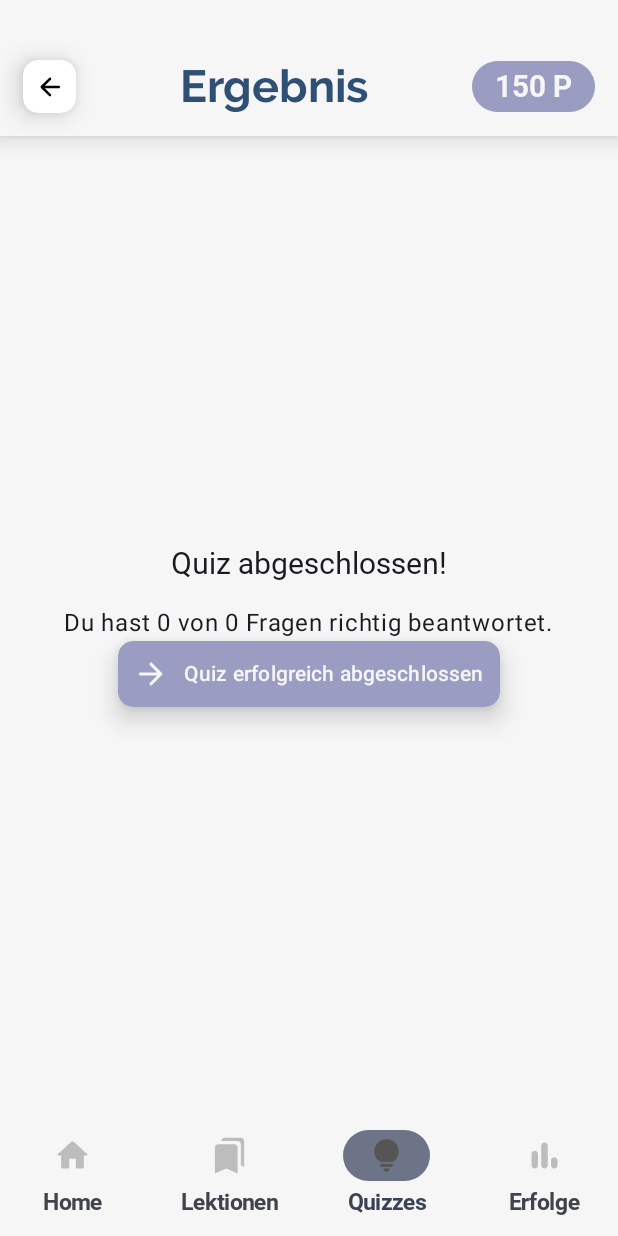
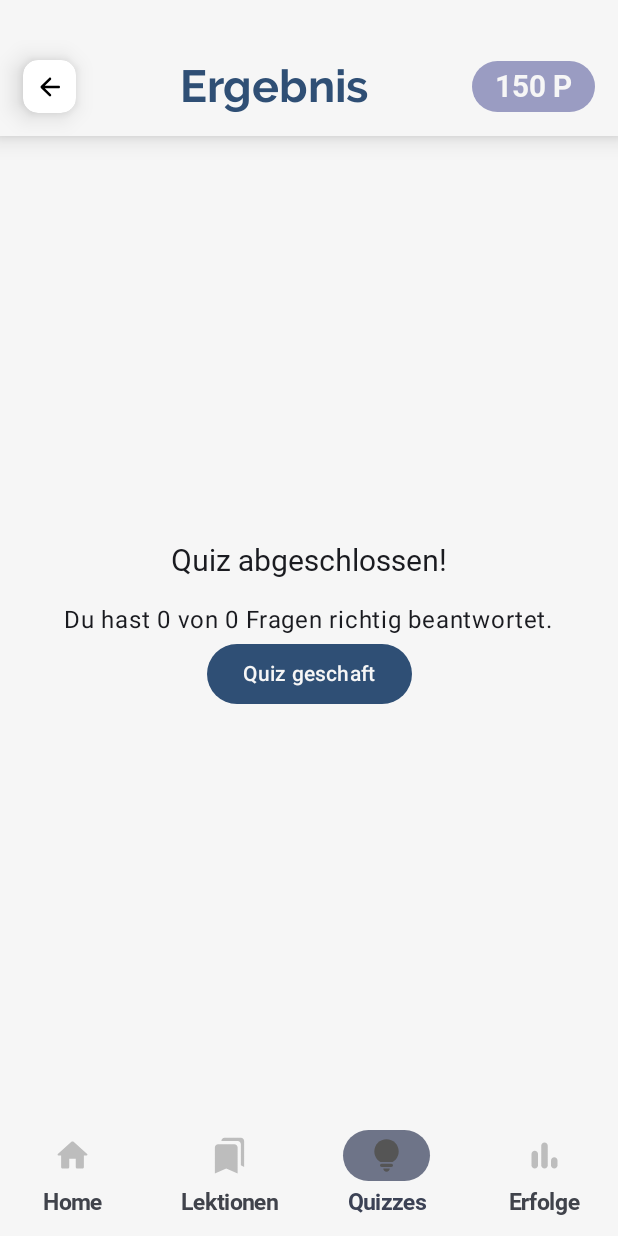
Before and after one commit to findingDodi/moduLearn, an Android app built with Jetpack Compose: the composable QuizResultView called with empty values, on a phone screen of 412 x 824 dp. Run offline under Robolectric (Android 15) with nearby library versions, the light colour scheme and no system bars.

Commit message:
Punkte werden jetzt nach dem Quiz vergeben

```diff
--- a/app/src/main/java/de/hsd/modulearn/screens/ProgressScreen.kt
+++ b/app/src/main/java/de/hsd/modulearn/screens/ProgressScreen.kt
@@ -36,9 +36,11 @@ fun ProgressScreen(navController: NavController, points: Int, showThirdBadge: Bo
     val sharedPreferences = context.getSharedPreferences("de.hsd.modulearn.PREFERENCES", Context.MODE_PRIVATE)
 
     val streak = getStreak(sharedPreferences)
-    val badgeImage1 = if (points >= 300) R.drawable.punkte_finished_badge_foreground else R.drawable.locked_badge_foreground
-    val badgeImage2 = if (streak >= 1) R.drawable.streak_badge_foreground else R.drawable.locked_badge_foreground
+    val badgeImage1 = if (points >= 100) R.drawable.punkte_finished_badge_foreground else R.drawable.locked_badge_foreground
+    val badgeImage2 = if (streak >= 7) R.drawable.streak_badge_foreground else R.drawable.locked_badge_foreground
     val badgeImage3 = if (showThirdBadge) R.drawable.modul_finished_foreground else R.drawable.locked_badge_foreground
+
+
     Scaffold(
         topBar = { Header("Erfolge", false, navController) },
         bottomBar = { Footer(navController, 3) },
--- a/app/src/main/java/de/hsd/modulearn/screens/module/QuizResultView.kt
+++ b/app/src/main/java/de/hsd/modulearn/screens/module/QuizResultView.kt
@@ -4,20 +4,24 @@ import androidx.compose.foundation.background
 import androidx.compose.foundation.layout.*
 import androidx.compose.foundation.shape.RoundedCornerShape
 import androidx.compose.material3.Button
+import androidx.compose.material3.ButtonDefaults
 import androidx.compose.material3.Scaffold
 import androidx.compose.material3.Text
 import androidx.compose.runtime.Composable
 import androidx.compose.runtime.movableContentOf
 import androidx.compose.ui.Alignment
 import androidx.compose.ui.Modifier
+import androidx.compose.ui.platform.LocalContext
 import androidx.compose.ui.unit.dp
 import androidx.navigation.NavController
+import de.hsd.modulearn.MainActivity
 import de.hsd.modulearn.R
 import de.hsd.modulearn.components.ButtonWithIcon
 import de.hsd.modulearn.components.Footer
 import de.hsd.modulearn.components.Header
 import de.hsd.modulearn.data.Routes
 import de.hsd.modulearn.theme.*
+import de.hsd.modulearn.data.Module
 
 @Composable
 fun QuizResultView(
@@ -28,6 +32,10 @@ fun QuizResultView(
 ) {
     val passPercentage = 0.7
     val isPassed = correctAnswers >= (totalQuestions * passPercentage)
+
+    //Für die Punkte
+    val context = LocalContext.current
+    val mainActivity = context as MainActivity
 
     Scaffold(
         topBar = { Header(title = "Ergebnis", backButton = true, navController = navController) },
@@ -55,15 +63,23 @@ fun QuizResultView(
                     style = Typography.bodyLarge
                 )
                 if (isPassed) {
-                    ButtonWithIcon(
-                        iconId = R.drawable.round_arrow_forward_24,
-                        backgroundcolor = PrimaryDarkLilac,
-                        color = White,
-                        text = "Quiz erfolgreich abgeschlossen",
-                        destinationRoute = Routes.moduleview,
-                        navController = navController,
-                        modifier = Modifier
-                    )
+
+                    Button(
+                        colors = ButtonDefaults.buttonColors(
+                            containerColor = PrimaryDarkBlue,
+                            contentColor = White,
+                        ),
+                        onClick = {
+                            mainActivity.setPoints(mainActivity.getPoints() + 20)
+                            navController.navigate(Routes.moduleview)
+
+                        }
+                    ) {
+                        Text(text = "Quiz geschaft")
+                    }
+
+
+
                 } else {
                     ButtonWithIcon(
                         iconId = R.drawable.round_arrow_forward_24,
```
